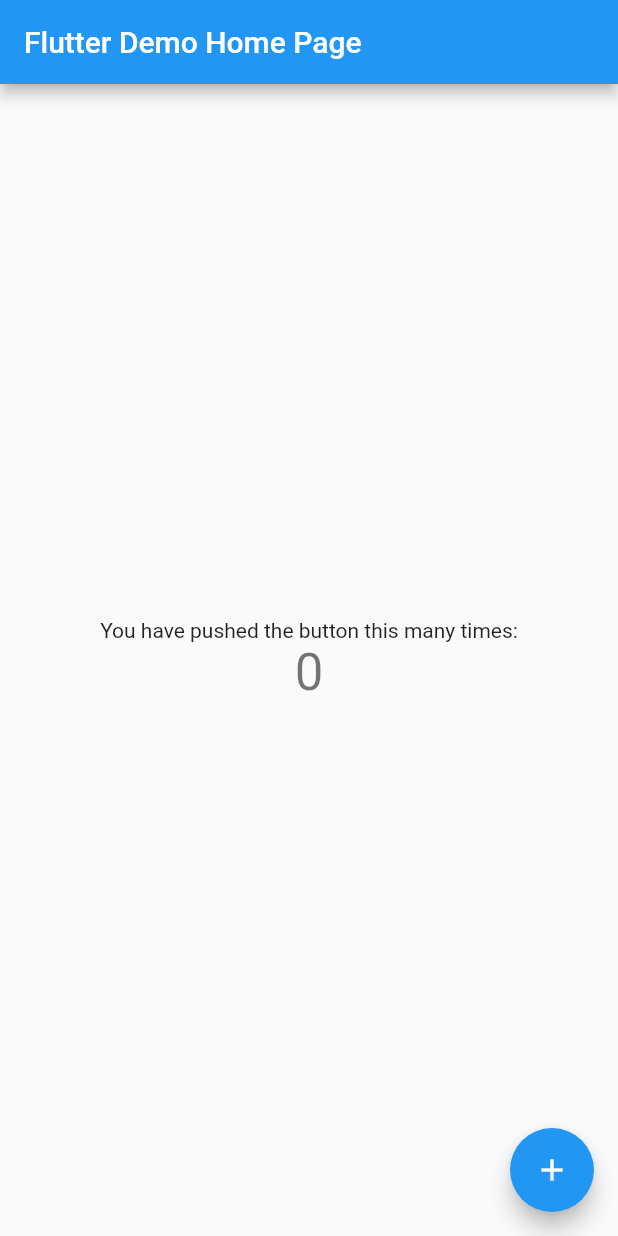
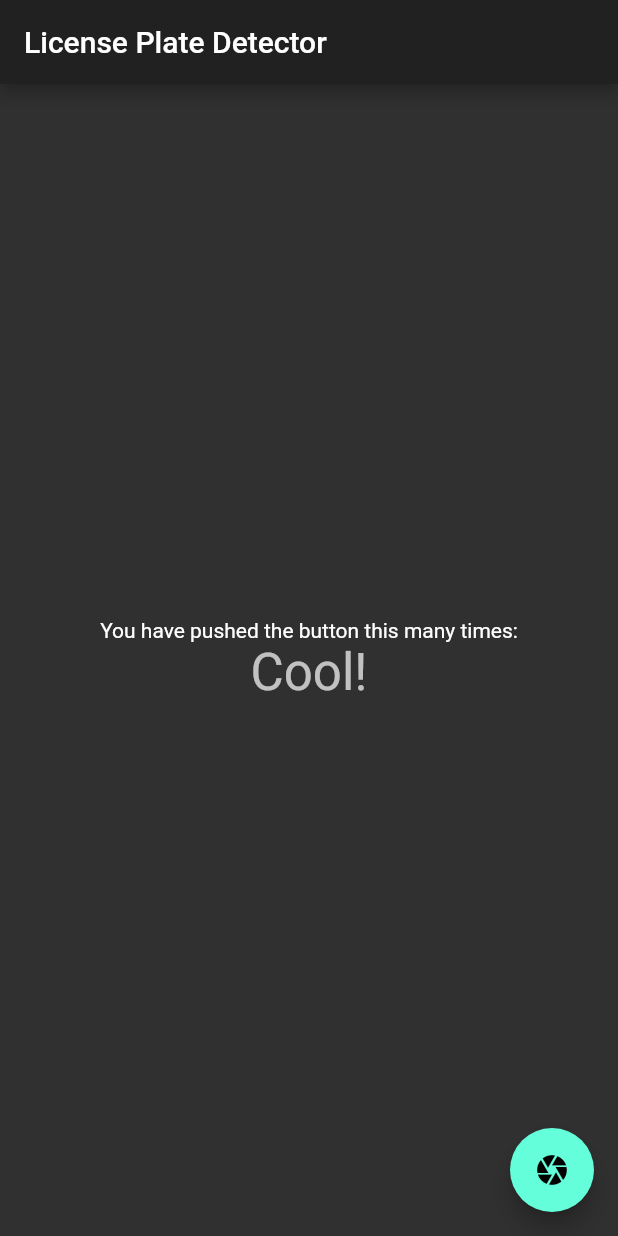
Before and after one commit to acass/MLKit_license_Plate_Detection, a Flutter app: the screen it shows after launch, on a phone screen of 412 x 824 dp. Run offline on Flutter 3.47's test engine with Material 2 defaults, Android fonts, the phone set to English and light mode, and no system bars; our stand-ins replace camera.

Commit message:
Added Camera Plugin

```diff
--- a/lib/main.dart
+++ b/lib/main.dart
@@ -1,41 +1,32 @@
+import 'dart:async';
 import 'package:flutter/material.dart';
+import 'package:camera/camera.dart';
+// import 'package:firebase_ml_vision/firebase_ml_vision.dart';
 
-void main() => runApp(MyApp());
+List<CameraDescription> cameras;
 
-class MyApp extends StatelessWidget {
-  // This widget is the root of your application.
+void main() => runApp(MyCameraApp());
+
+Future<void> _takeMyPhoto() async {
+    cameras = await availableCameras();
+    CameraController controller = CameraController(cameras[0], ResolutionPreset.medium);
+    String filePath = 'Photos/image_test.jpg';
+    await controller.takePicture(filePath);
+}
+
+class MyCameraApp extends StatelessWidget {
   @override
   Widget build(BuildContext context) {
     return MaterialApp(
       title: 'Flutter Demo',
-      theme: ThemeData(
-        // This is the theme of your application.
-        //
-        // Try running your application with "flutter run". You'll see the
-        // application has a blue toolbar. Then, without quitting the app, try
-        // changing the primarySwatch below to Colors.green and then invoke
-        // "hot reload" (press "r" in the console where you ran "flutter run",
-        // or simply save your changes to "hot reload" in a Flutter IDE).
-        // Notice that the counter didn't reset back to zero; the application
-        // is not restarted.
-        primarySwatch: Colors.blue,
-      ),
-      home: MyHomePage(title: 'Flutter Demo Home Page'),
+      theme: ThemeData.dark(),
+      home: MyHomePage(title: 'License Plate Detector'),
     );
   }
 }
 
 class MyHomePage extends StatefulWidget {
   MyHomePage({Key key, this.title}) : super(key: key);
-
-  // This widget is the home page of your application. It is stateful, meaning
-  // that it has a State object (defined below) that contains fields that affect
-  // how it looks.
-
-  // This class is the configuration for the state. It holds the values (in this
-  // case the title) provided by the parent (in this case the App widget) and
-  // used by the build method of the State. Fields in a Widget subclass are
-  // always marked "final".
 
   final String title;
 
@@ -44,68 +35,31 @@ class MyHomePage extends StatefulWidget {
 }
 
 class _MyHomePageState extends State<MyHomePage> {
-  int _counter = 0;
-
-  void _incrementCounter() {
-    setState(() {
-      // This call to setState tells the Flutter framework that something has
-      // changed in this State, which causes it to rerun the build method below
-      // so that the display can reflect the updated values. If we changed
-      // _counter without calling setState(), then the build method would not be
-      // called again, and so nothing would appear to happen.
-      _counter++;
-    });
-  }
-
   @override
   Widget build(BuildContext context) {
-    // This method is rerun every time setState is called, for instance as done
-    // by the _incrementCounter method above.
-    //
-    // The Flutter framework has been optimized to make rerunning build methods
-    // fast, so that you can just rebuild anything that needs updating rather
-    // than having to individually change instances of widgets.
     return Scaffold(
       appBar: AppBar(
-        // Here we take the value from the MyHomePage object that was created by
-        // the App.build method, and use it to set our appbar title.
         title: Text(widget.title),
       ),
       body: Center(
-        // Center is a layout widget. It takes a single child and positions it
-        // in the middle of the parent.
         child: Column(
-          // Column is also a layout widget. It takes a list of children and
-          // arranges them vertically. By default, it sizes itself to fit its
-          // children horizontally, and tries to be as tall as its parent.
-          //
-          // Invoke "debug painting" (press "p" in the console, choose the
-          // "Toggle Debug Paint" action from the Flutter Inspector in Android
-          // Studio, or the "Toggle Debug Paint" command in Visual Studio Code)
-          // to see the wireframe for each widget.
-          //
-          // Column has various properties to control how it sizes itself and
-          // how it positions its children. Here we use mainAxisAlignment to
-          // center the children vertically; the main axis here is the vertical
-          // axis because Columns are vertical (the cross axis would be
-          // horizontal).
           mainAxisAlignment: MainAxisAlignment.center,
           children: <Widget>[
             Text(
               'You have pushed the button this many times:',
             ),
             Text(
-              '$_counter',
+              'Cool!',
               style: Theme.of(context).textTheme.display1,
             ),
           ],
         ),
       ),
       floatingActionButton: FloatingActionButton(
-        onPressed: _incrementCounter,
+        onPressed: _takeMyPhoto,
         tooltip: 'Increment',
-        child: Icon(Icons.add),
-      ), // This trailing comma makes auto-formatting nicer for build methods.
+        child: Icon(Icons.camera),
+      ),
     );
   }
 }
```
Also changed, not shown: pubspec.yaml (+2 -34 lines), pubspec.lock, 10 other files.
